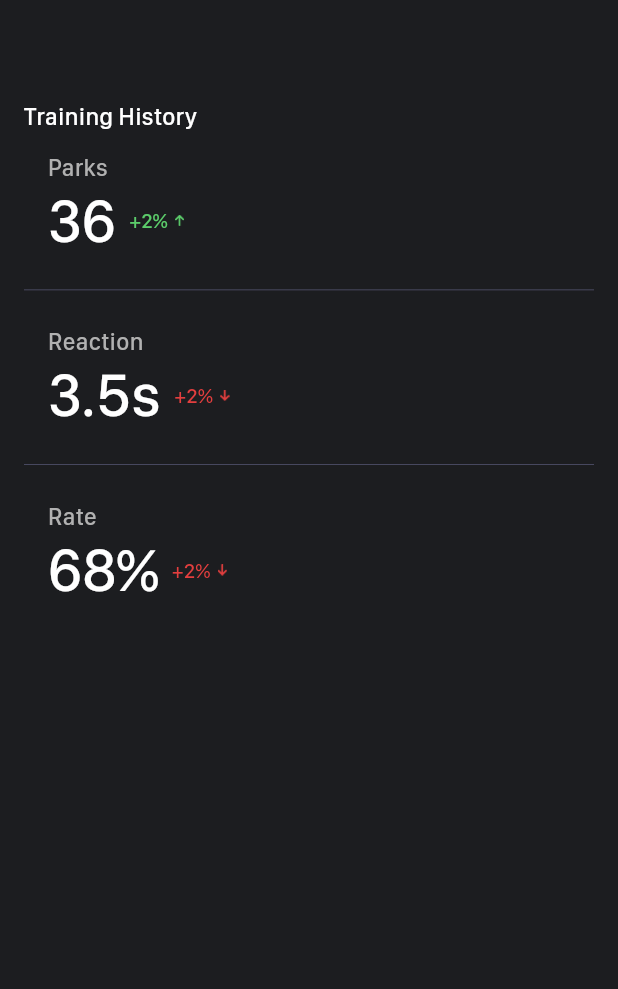
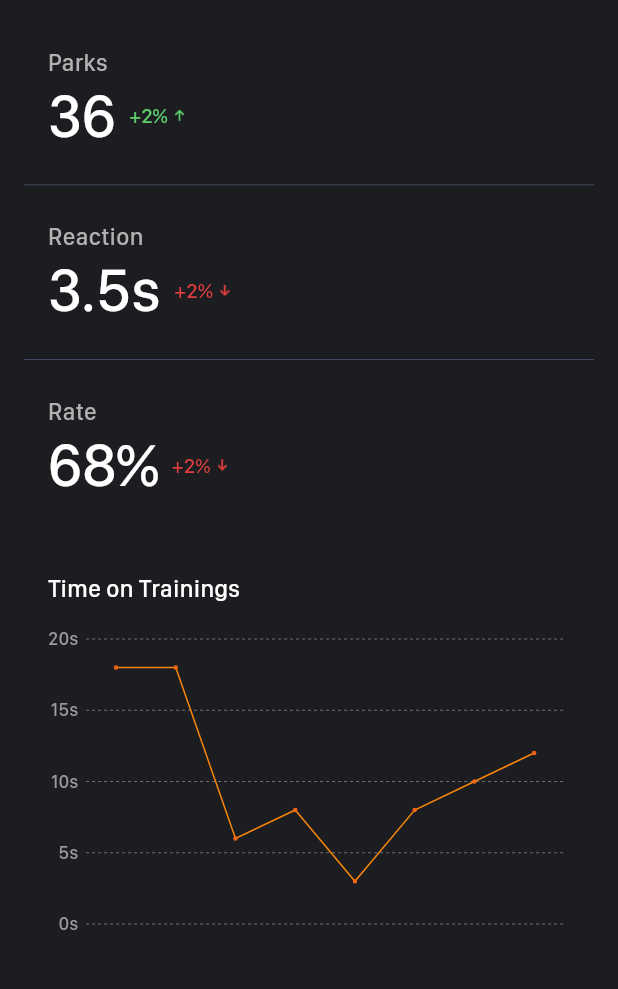
Before and after one commit to TengTeNJ/iceHockeyRobot, a Flutter app: the MyTrainingDataDetailController screen opened directly, on a phone screen of 412 x 824 dp, the part 132-1121 px from its top. Run offline on Flutter 3.47's test engine with Material 3 defaults, Android fonts, the phone set to English and light mode, and no system bars; our stand-ins replace percent_indicator, syncfusion_flutter_charts, vibration, video_player; missing offline and left inert: flutter_cupertino_datetime_picker.

Commit message:
训练数据界面优化
训练数据界面优化

```diff
--- a/lib/training/my_training_data_controller.dart
+++ b/lib/training/my_training_data_controller.dart
@@ -4,6 +4,9 @@ import 'package:icehockeyrobot/training/training_list_view.dart';
 
 import '../constants.dart';
 import '../model/training_data_model.dart';
+import '../util/dialog.dart';
+import 'package:icehockeyrobot/util/string_util.dart';
+
 
 class MyTrainingDataController extends StatefulWidget {
   const MyTrainingDataController({super.key});
@@ -14,25 +17,35 @@ class MyTrainingDataController extends StatefulWidget {
 
 class _MyTrainingDataControllerState extends State<MyTrainingDataController> {
   List<TrainingDataModel> data = [
+    TrainingDataModel("17", "3.5s", "68%"),
+    TrainingDataModel("17", "20s", "68%"),
+    TrainingDataModel("17", "20s", "68%"),
+    TrainingDataModel("17", "20s", "68%"),
+    TrainingDataModel("66", "16s", "68%"),
     TrainingDataModel("17", "20", "68%"),
-    TrainingDataModel("17", "20", "68%"),
-    TrainingDataModel("17", "20", "68%"),
-    TrainingDataModel("17", "20", "68%"),
-    TrainingDataModel("66", "20", "68%"),
-    TrainingDataModel("17", "20", "68%"),
-    TrainingDataModel("17", "20", "68%"),
-    TrainingDataModel("17", "20", "68%"),
-    TrainingDataModel("17", "20", "68%"),
-    TrainingDataModel("66", "20", "68%"),TrainingDataModel("17", "20", "68%"),
-    TrainingDataModel("17", "20", "68%"),
-    TrainingDataModel("17", "20", "68%"),
-    TrainingDataModel("17", "20", "68%"),
-    TrainingDataModel("66", "20", "68%"),TrainingDataModel("17", "20", "68%"),
-    TrainingDataModel("17", "20", "68%"),
-    TrainingDataModel("17", "20", "68%"),
-    TrainingDataModel("17", "20", "68%"),
-    TrainingDataModel("66", "20", "68%",isShowBottomLine: false),
+    TrainingDataModel("17", "20s", "68%"),
+    TrainingDataModel("17", "20s", "68%"),
+    TrainingDataModel("17", "20s", "68%"),
+    TrainingDataModel("66", "20s", "68%"),TrainingDataModel("17", "20s", "68%"),
+    TrainingDataModel("17", "20s", "68%"),
+    TrainingDataModel("17", "20s", "68%"),
+    TrainingDataModel("17", "20s", "68%"),
+    TrainingDataModel("66", "6.5s", "68%"),TrainingDataModel("17", "20s", "68%"),
+    TrainingDataModel("17", "16s", "68%"),
+    TrainingDataModel("17", "20s", "68%"),
+    TrainingDataModel("17", "20s", "68%"),
+    TrainingDataModel("66", "16s", "68%",isShowBottomLine: false),
   ];
+
+  List<String> titles = [
+    'Last 7 days',
+    'Last 30 days',
+    'Last 90 days',
+    'Custom'
+  ];
+  int _timeIndex = 0;
+  String _startTime = '';
+  String _endTime = '';
 
   @override
   Widget build(BuildContext context) {
@@ -47,11 +60,54 @@ class _MyTrainingDataControllerState extends State<MyTrainingDataController> {
               Center(
                 child: Constants.boldWhiteTextWidget("My Training", 22),
               ),
+              SizedBox(height: 27,),
 
-              SizedBox(height: 35,),
+              GestureDetector(onTap: (){
+                TTDialog.timeSelect(context, (startTime, endTime ,index){
+                  print('${startTime}--${endTime}--${index}');
+                  _timeIndex = index;
+                  _startTime = startTime;
+                  _endTime = endTime;
+                  // filterData(startTime, endTime);
+                  if (index == 3) {
+                    titles[titles.length-1] = "${StringUtil.serviceStringMyStatuDateString(_startTime)}-${StringUtil.serviceStringMyStatuDateString(_endTime)}";
+                  }
+                  setState(() {});
+                },index: _timeIndex,start: _startTime != '' ? _startTime :null,end: _endTime != '' ? _endTime : null);
+
+              },
+               child:Container(
+                 margin: EdgeInsets.only(left: 20,right: 250),
+                 width: 120,
+                 decoration: BoxDecoration(
+                   borderRadius: BorderRadius.circular(15),
+                   color: Constants.darkThemeColor,
+                   border: Border.all(
+                       color: Color.fromRGBO(112, 112, 112, 1.0), width: 1),
+                 ),
+                 padding: EdgeInsets.only(
+                     top: 4, bottom: 4, left: 16, right: 16),
+                 child: Row(
+                   children: [
+                     Constants.regularWhiteTextWidget(
+                         '${titles[0]}', 14,Colors.white),
+                     SizedBox(
+                       width: 8,
+                     ),
+                     Image(
+                       image: AssetImage('images/train/stats_down.png'),
+                       width: 8,
+                       height: 5,
+                     )
+                   ],
+                 ),
+               ),),
+
+              SizedBox(height: 12,),
 
 
               Container(
+                // color: Colors.red,
                 width: Constants.screenWidth(context) - 32,
                 // height: 30,
                 child: Padding(
@@ -72,7 +128,7 @@ class _MyTrainingDataControllerState extends State<MyTrainingDataController> {
                 ),
               ),
 
-
+             SizedBox(height: 14,),
              GestureDetector(onTap: (){
                Navigator.push(
                  context,
@@ -84,9 +140,10 @@ class _MyTrainingDataControllerState extends State<MyTrainingDataController> {
                 width: Constants.screenWidth(context) - 32,
                 height: Constants.screenHeight(context)-140,
                 // color: Colors.red,
-                child: TrainingListView(datas: data),
-              ),)
+                child: TrainingListView(datas: data,ishomePage: false,),
+              ),),
 
+              SizedBox(height: 44,)
 
             ],
           ),
--- a/lib/training/my_training_data_detail_controller.dart
+++ b/lib/training/my_training_data_detail_controller.dart
@@ -2,6 +2,8 @@ import 'package:flutter/material.dart';
 import 'package:icehockeyrobot/training/training_data_view.dart';
 
 import '../constants.dart';
+import '../model/TrainingTImeModel.dart';
+import '../p1mode/stats_line_area_view.dart';
 import 'month_data_model.dart';
 
 class MyTrainingDataDetailController extends StatefulWidget {
@@ -12,11 +14,24 @@ class MyTrainingDataDetailController extends StatefulWidget {
 }
 
 class _MyTrainingDataDetailControllerState extends State<MyTrainingDataDetailController> {
+  List<Trainingtimemodel> datas = [
+    Trainingtimemodel(pickupBallTime: "18", time: "2025-06-23"),
+    Trainingtimemodel(pickupBallTime: "18", time: "2025-07-23"),
+    Trainingtimemodel(pickupBallTime: "6", time: "2025-08-23"),
+    Trainingtimemodel(pickupBallTime: "8", time: "2025-09-17"),
+    Trainingtimemodel(pickupBallTime: "3", time: "2025-09-23"),
+    Trainingtimemodel(pickupBallTime: "8", time: "2025-10-26"),
+    Trainingtimemodel(pickupBallTime: "10", time: "2025-11-28"),
+    Trainingtimemodel(pickupBallTime: "12", time: "2025-11-29"),
+  ];
   @override
   Widget build(BuildContext context) {
     return Scaffold(
-      body: Container(
+      body:
+      SingleChildScrollView(
+        child:Container(
           color: Constants.darkControllerColor,
+          width: MediaQuery.of(context).size.width,
           child: Column(
             mainAxisAlignment: MainAxisAlignment.start,
             crossAxisAlignment: CrossAxisAlignment.center,
@@ -24,23 +39,16 @@ class _MyTrainingDataDetailControllerState extends State<MyTrainingDataDetailCon
               SizedBox(height: 64),
               Constants.boldBaseTextWidget("Training", 22),
               SizedBox(height: 35),
-
-            SizedBox(height: 36),
               Container(
                 margin: EdgeInsets.only(left: 16),
                 width: Constants.screenWidth(context),
+                height: Constants.screenHeight(context),
+
                 // color: Colors.red,
                 child: Column(
                   mainAxisAlignment: MainAxisAlignment.start,
                   crossAxisAlignment: CrossAxisAlignment.start,
                   children: [
-                  Constants.mediumWhiteTextWidget(
-                    "Training History",
-                    16,
-                    Colors.white,
-                  ),
-                  SizedBox(height: 18),
-
                     /// Parks
                     Container(
                       margin: EdgeInsets.only(left: 16),
@@ -85,12 +93,26 @@ class _MyTrainingDataDetailControllerState extends State<MyTrainingDataDetailCon
                         ),
                       ),
                     ),
-                  SizedBox(height: 26),
+
+                    Container(
+                      margin: EdgeInsets.only(left: 16,top: 54,right: 16),
+                      width: Constants.screenWidth(context),
+                      child: Constants.mediumWhiteTextWidget("Time on Trainings", 16, Colors.white,
+                          textAlign: TextAlign.left),
+                    ),
+
+                    Container(
+                      margin: EdgeInsets.only(left: 16,right: 16),
+                      height: 240,
+                      child: StatsLineAreaView(datas: datas),
+                    ),
+                    SizedBox(height: 24,)
                   ],
                 ),
               ),
             ],
           ),
+        )
       ),
     );
 
--- a/lib/training/training_data_view.dart
+++ b/lib/training/training_data_view.dart
@@ -34,7 +34,7 @@ class _TrainingDataViewState extends State<TrainingDataView> {
             Constants.mediumWhiteTextWidget("${widget.model.Rate}", 14,
                 widget.model.isRise == true ?
                 Color.fromRGBO(91, 204, 106, 1.0) :
-        Color.fromRGBO(227, 62, 62, 1.0)),
+                Color.fromRGBO(227, 62, 62, 1.0)),
 
 
 
```
Also changed, not shown: lib/training/training_data_controller.dart (+3 -11 lines), lib/training/training_item_view.dart (+18 -10 lines), lib/training/training_list_view.dart (+4 -3 lines). Lines whose indentation alone changed are shown as unchanged.
